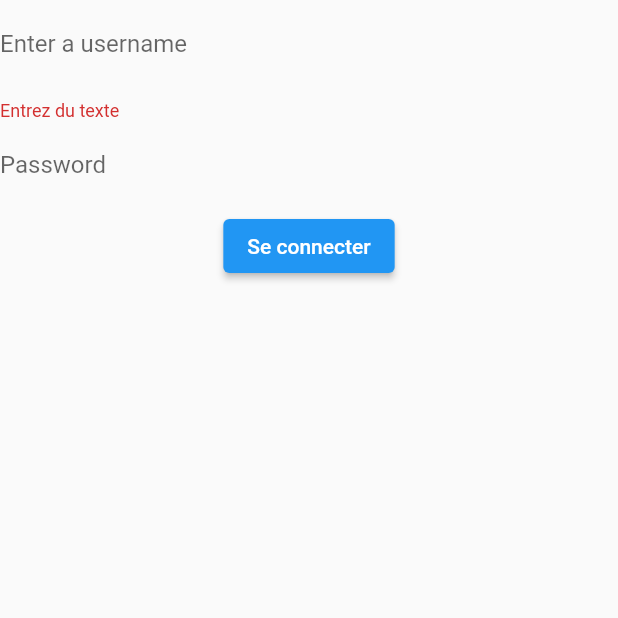
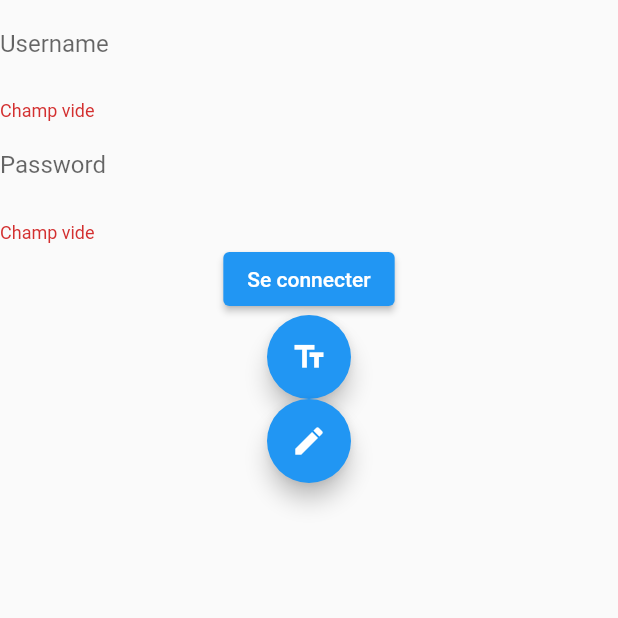
Before and after one commit to wanbanka/FlutterTest, a Flutter app: the screen it shows after launch, after a tap on "Se connecter", on a phone screen of 412 x 824 dp, the top half of it. Run offline on Flutter 3.47's test engine with Material 2 defaults, Android fonts, the phone set to English and light mode, and no system bars.

Commit message:
COMPLETE form_learning

```diff
--- a/lib/login.dart
+++ b/lib/login.dart
@@ -12,25 +12,28 @@ class _LoginFormState extends State<LoginForm> {
 
   final myController = TextEditingController();
 
-  void printLastValue() {
-    print('Second text field: ${myController.text}');
-  }
+  final controller2 = TextEditingController();
+
+  FocusNode myFocusNode;
 
   @override
   void initState() {
     super.initState();
-
-    myController.addListener(printLastValue);
+    myFocusNode = FocusNode();
   }
 
   @override
   void dispose() {
     myController.dispose();
+    controller2.dispose();
+    myFocusNode.dispose();
     super.dispose();
   }
 
   @override
   Widget build(BuildContext context) {
+    BuildContext globalContext = context;
+
     return Scaffold(
       body: Builder(
         builder: (context) => Center(
@@ -39,32 +42,62 @@ class _LoginFormState extends State<LoginForm> {
             child: Column(
               children: <Widget>[
                 TextFormField(
-                  onChanged: (text) {
-                    print(text);
-                  },
+                  focusNode: myFocusNode,
+                  controller: myController,
                   decoration: InputDecoration(
-                      border: InputBorder.none, labelText: "Enter a username"),
+                      border: InputBorder.none, labelText: "Username"),
                   validator: (value) {
                     if (value.isEmpty) {
-                      return 'Entrez du texte';
+                      return 'Champ vide';
                     }
 
                     return null;
                   },
                 ),
                 TextFormField(
-                  controller: myController,
+                  validator: (value) {
+                    if (value.isEmpty) {
+                      return 'Champ vide';
+                    }
+
+                    return null;
+                  },
+                  enableSuggestions: false,
+                  autocorrect: false,
+                  obscureText: true,
+                  controller: controller2,
                   decoration: InputDecoration(
                       border: InputBorder.none, labelText: "Password"),
                 ),
                 ElevatedButton(
                     onPressed: () {
                       if (formKey.currentState.validate()) {
-                        Scaffold.of(context).showSnackBar(
-                            SnackBar(content: Text('It works !')));
+                        Navigator.pushReplacementNamed(globalContext, "/home");
                       }
                     },
-                    child: Text('Se connecter'))
+                    child: Text('Se connecter')),
+                FloatingActionButton(
+                  onPressed: () {
+                    return showDialog(
+                        context: context,
+                        builder: (context) {
+                          return AlertDialog(
+                            content: Text("User: " +
+                                myController.text +
+                                "\n Password: " +
+                                controller2.text),
+                          );
+                        });
+                  },
+                  tooltip: "Show me the value",
+                  child: Icon(Icons.text_fields),
+                ),
+                FloatingActionButton(
+                  child: Icon(Icons.edit),
+                  onPressed: () {
+                    myFocusNode.requestFocus();
+                  },
+                )
               ],
             ),
           ),
```
Also changed, not shown: lib/home.dart (+10 -1 lines).
